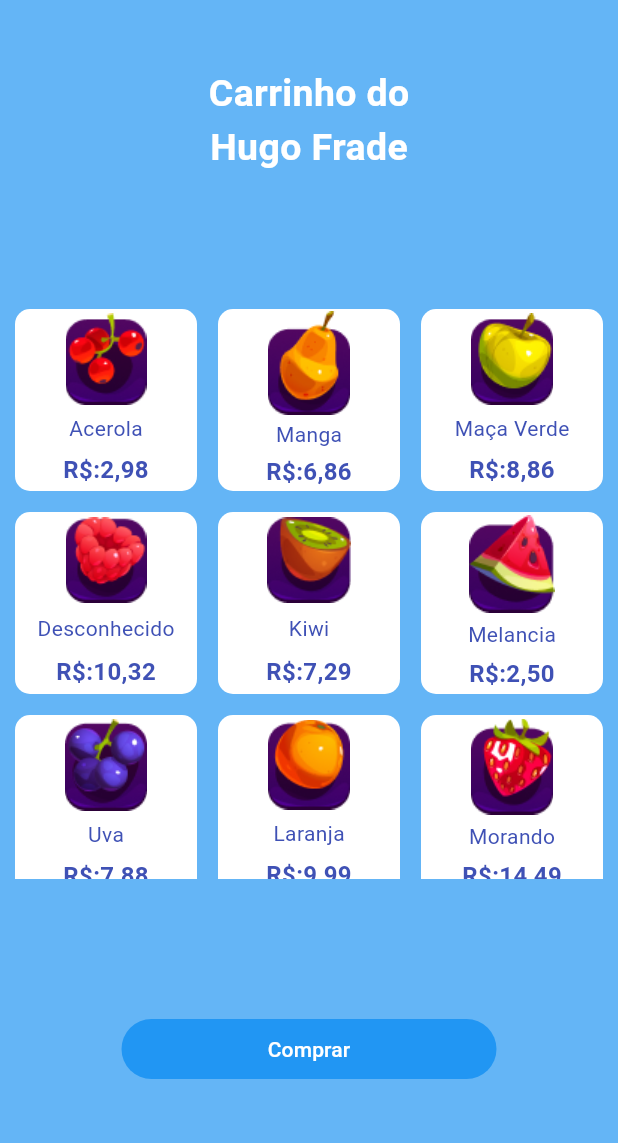
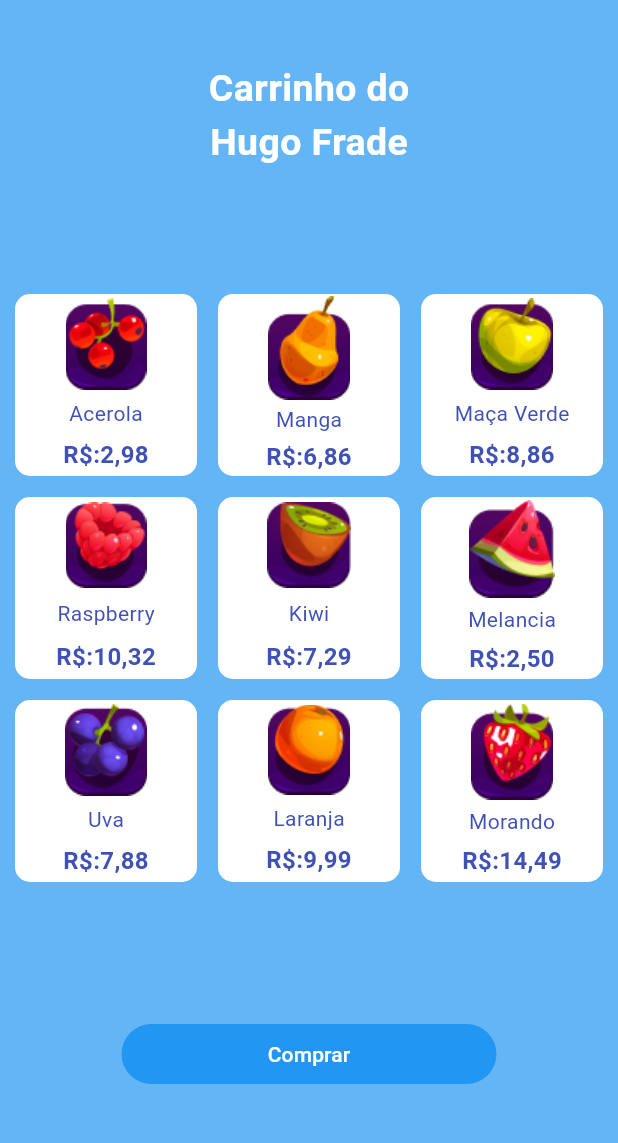
Before and after one commit to Hugofradee/carrinho_de_compras_widgets, a Flutter app: the screen it shows after launch, on a phone screen of 412 x 824 dp, the part 84-1227 px from its top. Run offline on Flutter 3.47's test engine with Material 3 defaults, Android fonts, the phone set to English and light mode, and no system bars.

Commit message:
adicionei o  Expanded-flexible

```diff
--- a/lib/list.dart
+++ b/lib/list.dart
@@ -4,7 +4,9 @@ import 'package:carrinho_de_compras/widgets/aligment.dart';
 import 'package:carrinho_de_compras/widgets/column.dart';
 import 'package:carrinho_de_compras/widgets/column_row.dart';
 import 'package:carrinho_de_compras/widgets/container.dart';
+import 'package:carrinho_de_compras/widgets/expanded_flexible.dart';
 import 'package:carrinho_de_compras/widgets/grid_view.dart';
+import 'package:carrinho_de_compras/widgets/layout_builder.dart';
 import 'package:carrinho_de_compras/widgets/list_view.dart';
 import 'package:carrinho_de_compras/widgets/media_query.dart';
 import 'package:carrinho_de_compras/widgets/positned.dart';
@@ -115,6 +117,20 @@ class ListMenu{
         },
         child: Text("Media Query"),
       ),
+      TextButton(onPressed: (){
+        Navigator.of(context).push(
+          MaterialPageRoute(builder: (ctx)=> LayoutBuilderView()),
+        );
+        },
+        child: Text("Layout Builder"),
+      ),
+      TextButton(onPressed: (){
+        Navigator.of(context).push(
+          MaterialPageRoute(builder: (ctx)=> ExpandedFlexibleView()),
+        );
+        },
+        child: Text("Expanded Flexible"),
+      ),
     ];
   }
 }
--- a/lib/projeto/index.dart
+++ b/lib/projeto/index.dart
@@ -6,17 +6,21 @@ class CarrinhoDeCompras extends StatelessWidget {
 
   @override
   Widget build(BuildContext context) {
+  return OrientationBuilder(builder: (ctx, orientation) {
       return Scaffold(
             backgroundColor: Colors.blue,
           appBar: AppBar(
             backgroundColor: Colors.black54,
             iconTheme: IconThemeData(color: Colors.white),
-          title: Text("Carrinho de compras",
-          style: TextStyle(color: Colors.white)),
+              title: Text(
+                  "Carrinho de compras",
+                  style: TextStyle(color: Colors.white),
+                ),
               actions:
                 [IconButton(onPressed: (){},
                   icon: Icon(Icons.add_box)
-        )],
+                   ),
+                  ],
                 ),
           drawer: Drawer(
             child: ListView(
@@ -45,9 +49,9 @@ class CarrinhoDeCompras extends StatelessWidget {
                   ],
                 ),
                 SizedBox(
-              height:380,
+                  height: orientation == Orientation.portrait ? 400 : 150,
                   child: GridView.count(
-                crossAxisCount: 3,
+                    crossAxisCount: orientation == Orientation.portrait ? 3 : 5,
                     crossAxisSpacing: 14,
                     mainAxisSpacing: 14,
                     padding: EdgeInsets.symmetric(horizontal: 10),
@@ -65,7 +69,7 @@ class CarrinhoDeCompras extends StatelessWidget {
                       preco: 'R\$:8,86',
                       ),
                       _card(img: 'assets/images/Frame3.png',
-                  nomeCard: 'Desconhecido',
+                      nomeCard: 'Raspberry',
                       preco: 'R\$:10,32',
                       ),
                       _card(img: 'assets/images/Frame4.png',
@@ -109,6 +113,8 @@ class CarrinhoDeCompras extends StatelessWidget {
           ),
         );
     }
+  );
+  }
 }
 
 Widget _card({required String img, required String nomeCard, required String preco}) {
```
Also changed, not shown: lib/widgets/expanded_flexible.dart (added, +38 -0 lines), lib/widgets/layout_builder.dart (added, +54 -0 lines). Lines whose indentation alone changed are shown as unchanged.
